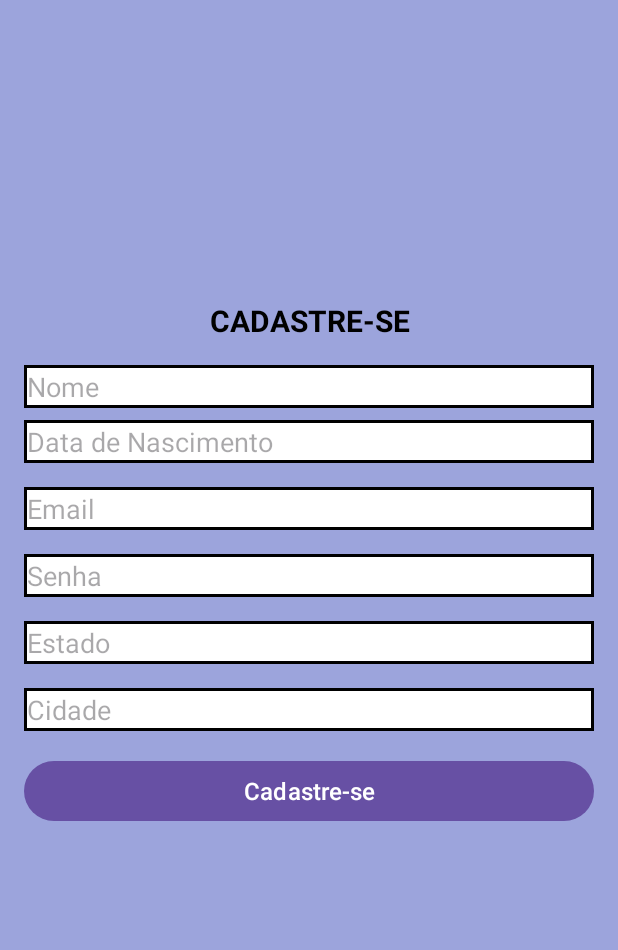
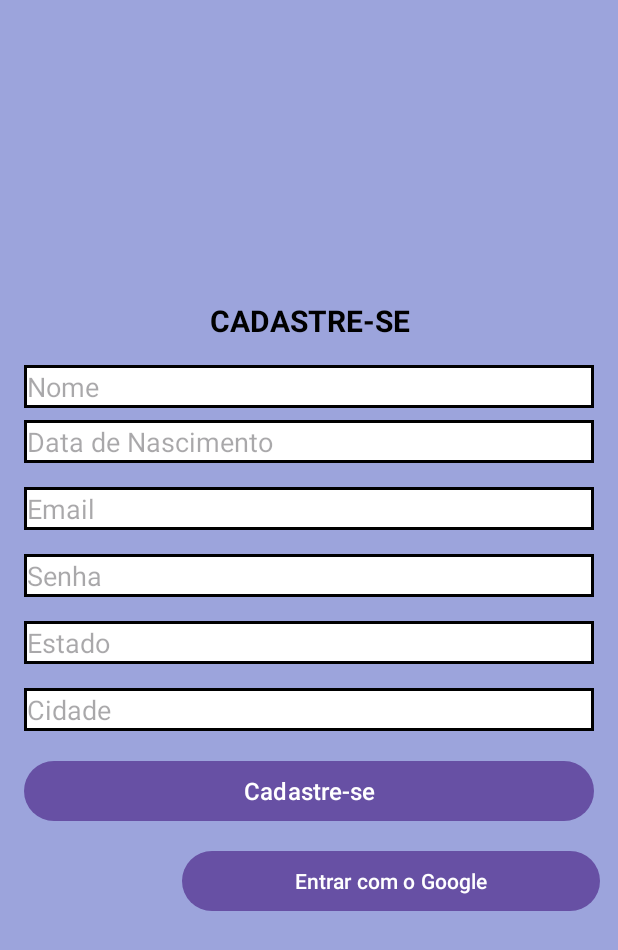
Before and after one commit to Foradeserie/Patinhass, an Android app: the TelaCadastro screen opened directly, with no data from a screen before it, on a phone screen of 412 x 824 dp. Shown: the top 950 px of the screen. Run offline under Robolectric (Android 15) with nearby library versions, the light colour scheme and no system bars; our stand-ins replace Firebase (no records; nobody signed in at launch, a user with empty details on screens opened directly).

```diff
--- a/Patinhas/app/src/main/AndroidManifest.xml
+++ b/Patinhas/app/src/main/AndroidManifest.xml
@@ -13,9 +13,9 @@
         android:supportsRtl="true"
         android:theme="@style/Theme.Patinhas"
         tools:targetApi="31">
-        <activity
-            android:name=".Opcoes"
-            android:exported="false" />
+         <activity
+        android:name=".Opcoes"
+        android:exported="false"/>
         <activity
             android:name=".listar_usuarios"
             android:exported="false" />
--- a/Patinhas/app/src/main/res/layout/activity_tela_cadastro.xml
+++ b/Patinhas/app/src/main/res/layout/activity_tela_cadastro.xml
@@ -112,16 +112,27 @@
         android:id="@+id/button"
         android:layout_width="0dp"
         android:layout_height="wrap_content"
-        android:layout_marginStart="16dp"
-        android:layout_marginTop="16dp"
-        android:layout_marginEnd="16dp"
-        android:onClick="salvar"
         android:text="Cadastre-se"
         android:textSize="16sp"
+        android:onClick="salvar"
+        app:layout_constraintTop_toBottomOf="@+id/editTextText7"
+        app:layout_constraintStart_toStartOf="parent"
         app:layout_constraintEnd_toEndOf="parent"
-        app:layout_constraintHorizontal_bias="0.0"
+        android:layout_marginTop="16dp"
+        android:layout_marginStart="16dp"
+        android:layout_marginEnd="16dp" />
+
+    <Button
+        android:id="@+id/button5"
+        android:layout_width="0dp"
+        android:layout_height="wrap_content"
+        android:layout_marginStart="121dp"
+        android:layout_marginTop="12dp"
+        android:layout_marginEnd="12dp"
+        android:text="Entrar com o Google"
+        app:layout_constraintEnd_toEndOf="parent"
         app:layout_constraintStart_toStartOf="parent"
-        app:layout_constraintTop_toBottomOf="@+id/editTextText7" />
+        app:layout_constraintTop_toBottomOf="@+id/button" />
 
 
 </androidx.constraintlayout.widget.ConstraintLayout>
```
Also changed, not shown: Patinhas/app/src/main/res/layout/activity_opcoes.xml (+8 -18 lines).
